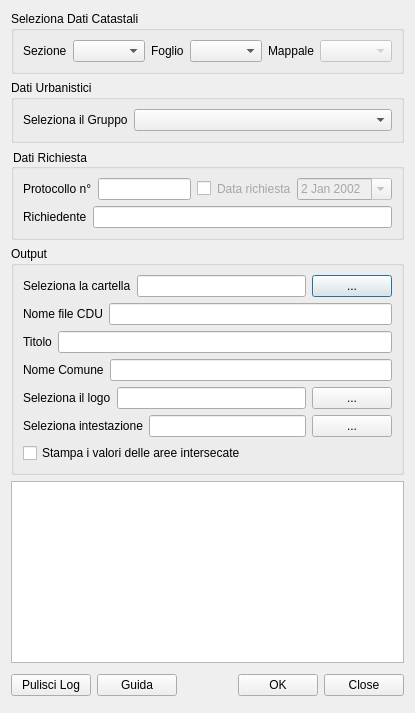
This is cdu_creator_dialog_base.ui in gtergeomatica/PLUGIN_CDU_CREATOR as Qt 5 draws it before an edit. The edited form follows.
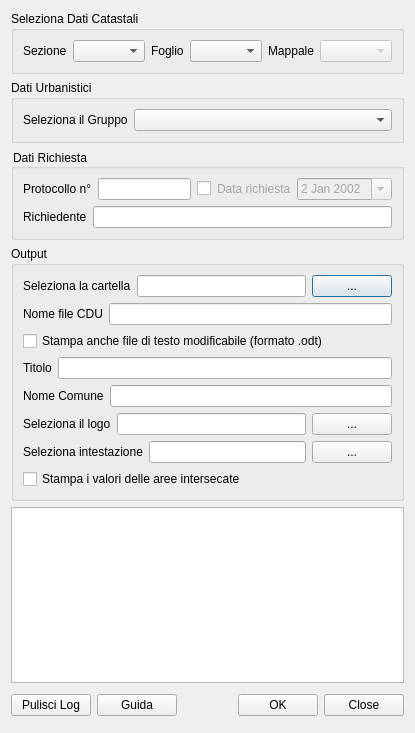
This is the edited form.

Commit message: added alias for layer terreni catastali, added print filse as odt, cleaned the code and other small changes

The edit to the form file:
```diff
--- a/cdu_creator_dialog_base.ui
+++ b/cdu_creator_dialog_base.ui
@@ -7,7 +7,7 @@
     <x>0</x>
     <y>0</y>
     <width>415</width>
-    <height>713</height>
+    <height>733</height>
    </rect>
   </property>
   <property name="windowTitle">
@@ -271,6 +271,13 @@
             </item>
            </layout>
           </item>
+          <item>
+           <widget class="QCheckBox" name="odtCheckBox">
+            <property name="text">
+             <string>Stampa anche file di testo modificabile (formato .odt)</string>
+            </property>
+           </widget>
+          </item>
           <item>
            <layout class="QHBoxLayout" name="horizontalLayout_5">
             <item>
```
The commit also changes 1 other file.
